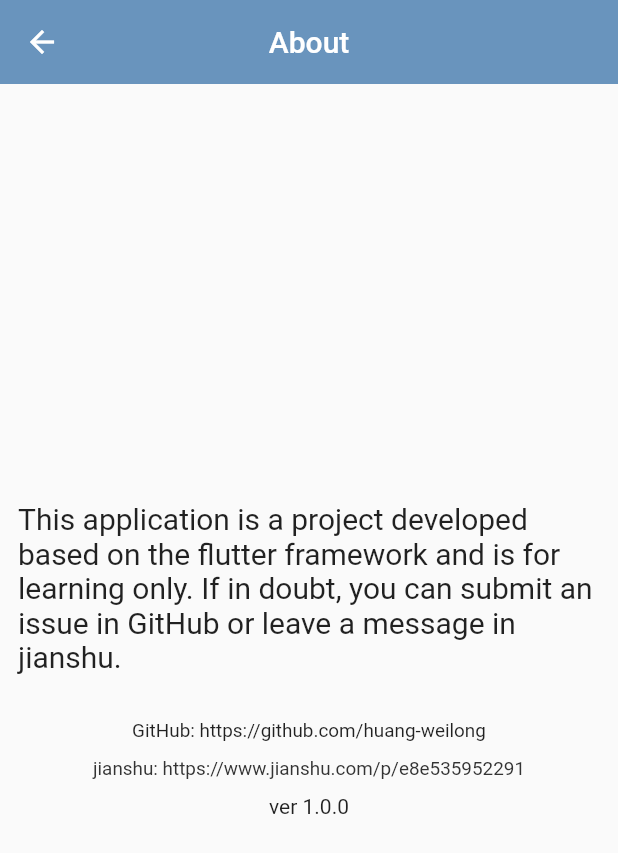
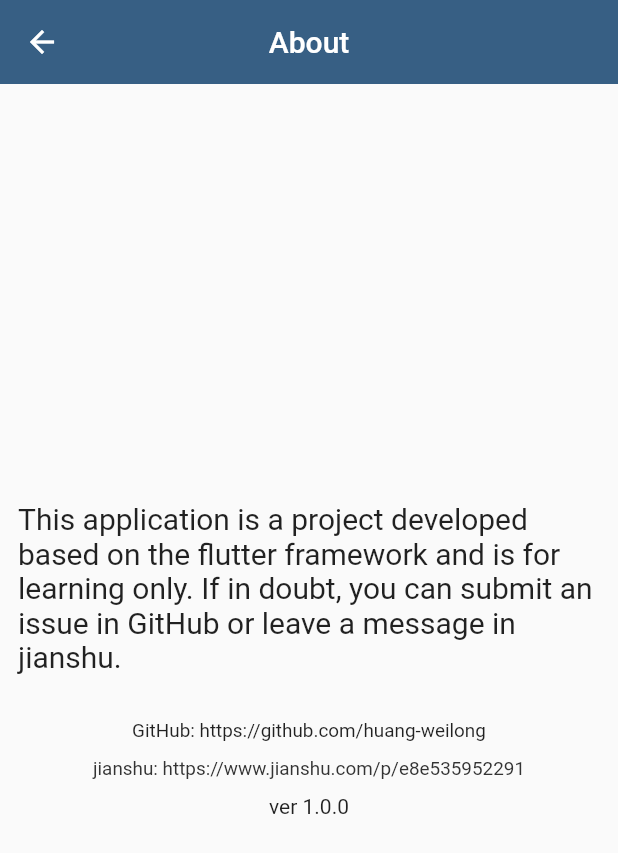
Before and after one commit to huang-weilong/d9l_weather, a Flutter app: the AboutPage screen opened directly, on a phone screen of 412 x 824 dp. Shown: the top 853 px of the screen. Run offline on Flutter 3.47's test engine with Material 2 defaults, Android fonts, the phone set to English and light mode, and no system bars; our stand-ins replace dio, easy_localization, flutter_mobx, fluttertoast, mobx, shared_preferences; missing offline and left inert: shared_preferences_web; accounts and stored records are empty; generated files the repository leaves out were written again; network calls fail.

Commit message:
edit color

```diff
--- a/lib/main.dart
+++ b/lib/main.dart
@@ -22,7 +22,7 @@ void main() async {
     await homePageStore.getWeather();
     runApp(EasyLocalization(
       path: 'assets/langs',
-      supportedLocales: [Locale('en', 'US'), Locale('zh', 'CN')],
+      supportedLocales: [Locale('zh', 'CN'), Locale('en', 'US')],
       child: MyApp(),
     ));
   });
--- a/lib/pages/about_page.dart
+++ b/lib/pages/about_page.dart
@@ -1,3 +1,4 @@
+import 'package:d9l_weather/store/themes.dart';
 import 'package:easy_localization/easy_localization.dart';
 import 'package:flutter/material.dart';
 
@@ -9,14 +10,13 @@ class AboutPage extends StatelessWidget {
         title: Text('about').tr(),
         centerTitle: true,
         elevation: 0.0,
-        backgroundColor: Color(0xff6994bd),
+        backgroundColor: Themes.primaryColor1(context),
       ),
       body: Center(
         child: Padding(
           padding: const EdgeInsets.symmetric(horizontal: 12.0),
           child: Column(
             mainAxisSize: MainAxisSize.min,
-//            crossAxisAlignment: CrossAxisAlignment.start,
             children: <Widget>[
               Text(
                 'description'.tr(),
```
